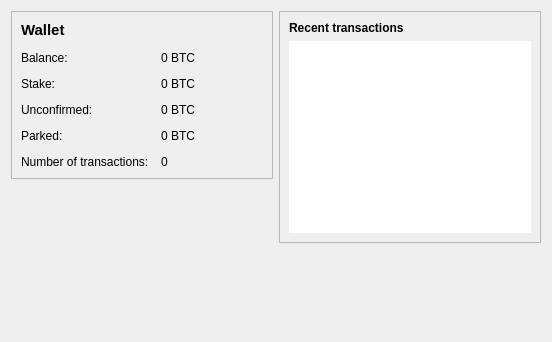
The window that src/qt/forms/overviewpage.ui (gabrielpgava/nubits) describes before a commit, drawn with Qt 5.
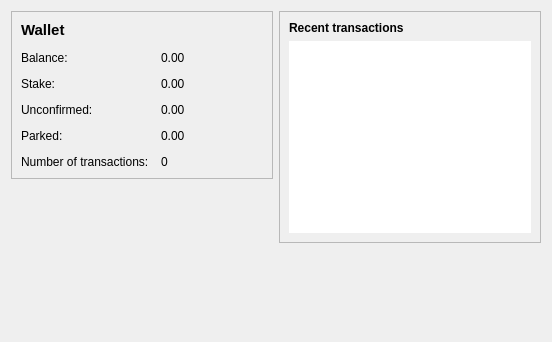
The same window after the commit.

```diff
--- a/src/qt/forms/overviewpage.ui
+++ b/src/qt/forms/overviewpage.ui
@@ -58,7 +58,7 @@
         <item row="2" column="1">
          <widget class="QLabel" name="labelBalance">
           <property name="text">
-           <string notr="true">0 BTC</string>
+           <string notr="true">0.00</string>
           </property>
          </widget>
         </item>
@@ -72,14 +72,14 @@
         <item row="3" column="1">
          <widget class="QLabel" name="labelStake">
           <property name="text">
-           <string notr="true">0 BTC</string>
+           <string notr="true">0.00</string>
           </property>
          </widget>
         </item>
         <item row="4" column="1">
          <widget class="QLabel" name="labelUnconfirmed">
           <property name="text">
-           <string notr="true">0 BTC</string>
+           <string notr="true">0.00</string>
           </property>
          </widget>
         </item>
@@ -114,7 +114,7 @@
         <item row="5" column="1">
          <widget class="QLabel" name="labelParked">
           <property name="text">
-           <string notr="true">0 BTC</string>
+           <string notr="true">0.00</string>
           </property>
          </widget>
         </item>
```
